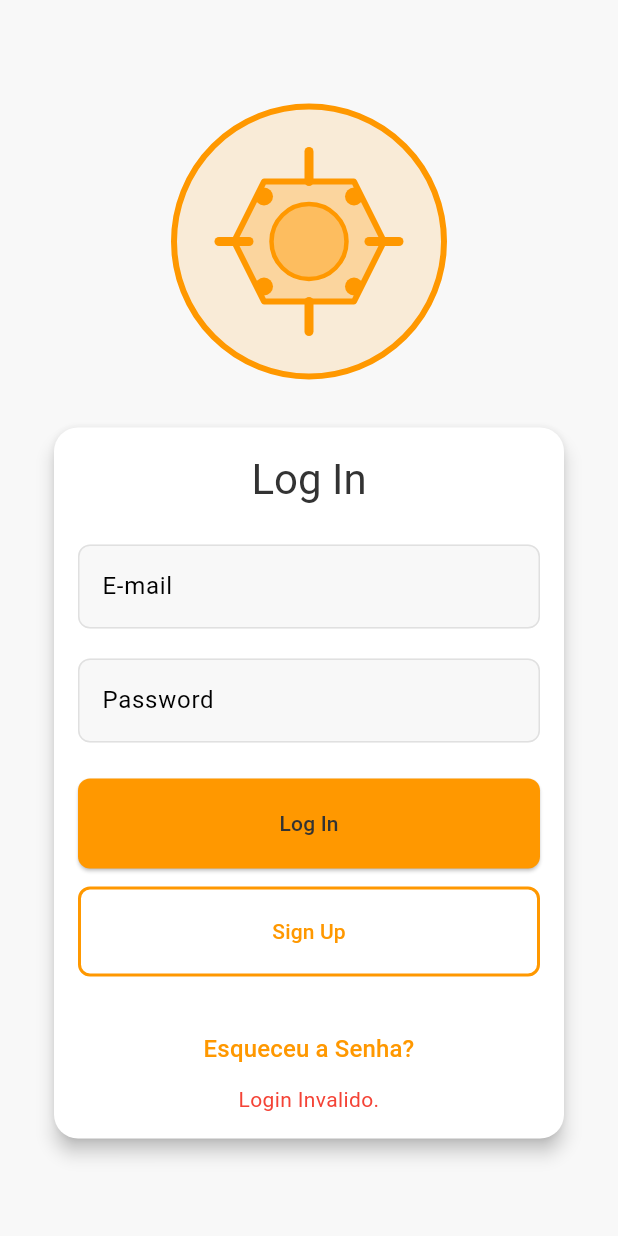
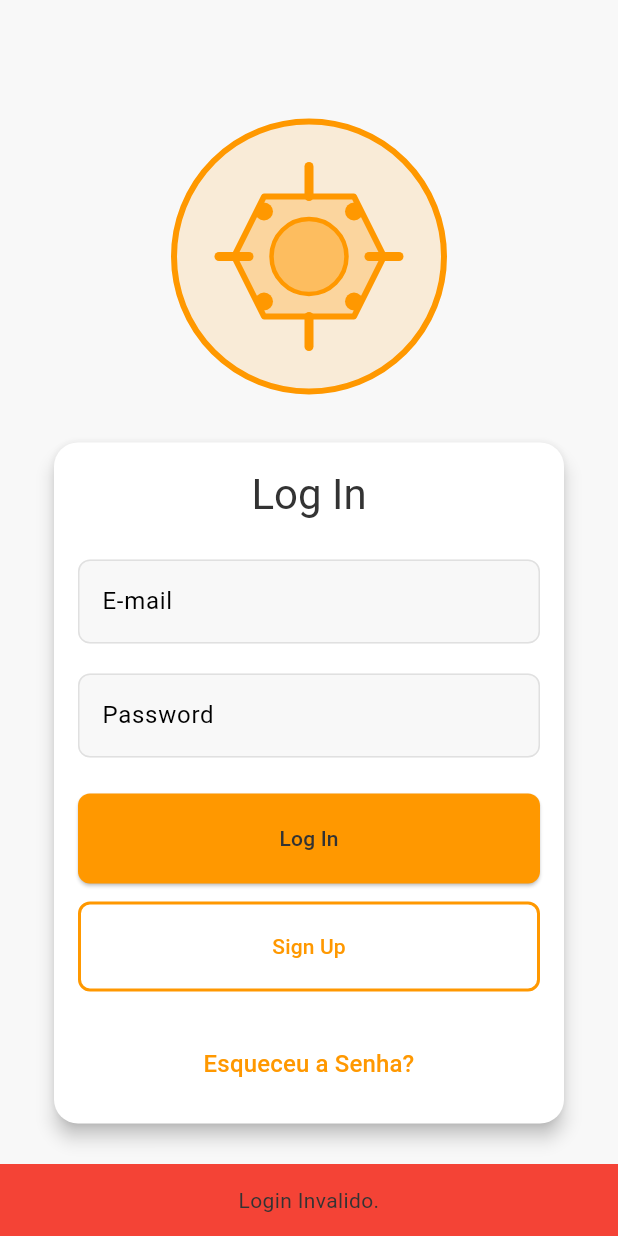
Before and after one commit to lucasbno/blindex, a Flutter app: the screen it shows after launch, after a tap on "Log In", on a phone screen of 412 x 824 dp. Run offline on Flutter 3.47's test engine with Material 3 defaults, Android fonts, the phone set to English and light mode, and no system bars; our stand-ins replace device_preview, flutter_svg, get_it; missing offline and left inert: bcrypt.

Commit message:
Updated Log In View

```diff
--- a/lib/view/login_view.dart
+++ b/lib/view/login_view.dart
@@ -19,7 +19,6 @@ class _LoginViewState extends State<LoginView> {
   final loginController = GetIt.I.get<LoginScreenController>();
 
   bool _loginSuccess = false;
-  bool _hasAttemptedLogin = false;
 
   @override
   void initState() {
@@ -43,12 +42,8 @@ class _LoginViewState extends State<LoginView> {
       _loginSuccess = success;
     });
 
-    setState(() {
-      _hasAttemptedLogin = true;
-    });
-
     if (_loginSuccess) {
-      Future.delayed(Duration(milliseconds: 500), () {
+      Future.delayed(Duration(milliseconds: 1000), () {
         if (!mounted) return;
 
         Navigator.pushReplacement(
@@ -64,7 +59,7 @@ class _LoginViewState extends State<LoginView> {
     return Scaffold(
       backgroundColor: Theme.of(context).scaffoldBackgroundColor, // Background color
       body: Center(
-        child: Column(
+        child: Builder(builder: (context) => Column(
           mainAxisAlignment: MainAxisAlignment.center,
           spacing: 20,
           children: [
@@ -77,14 +72,15 @@ class _LoginViewState extends State<LoginView> {
             ),
 
             //Login card
-            logInForm(context),
+            _buildLogIn(context),
           ],
         ),
       ),
+    )
     );
   }
 
-  Widget logInForm(BuildContext context) {
+  Widget _buildLogIn(BuildContext context) {
     return Padding(
       padding: const EdgeInsets.symmetric(horizontal: 32.0), // To avoid edges
       child: Card(
@@ -149,9 +145,21 @@ class _LoginViewState extends State<LoginView> {
 
               // [BM] Login Button
               SizedBox(
-                width: double.infinity, // Make the button stretch
+                width: double.infinity, // Make button stretch
                 child: ElevatedButton(
-                  onPressed: _onLoginPress,
+                  onPressed: () { _onLoginPress();
+                    ScaffoldMessenger.of(context).showSnackBar(
+                      SnackBar(
+                        backgroundColor: _loginSuccess ? Colors.blue : Colors.red,
+                        content: Center(child: Text(
+                            _loginSuccess ? 'Login com sucesso!' : 'Login Invalido.',
+                            textAlign: TextAlign.center,
+                            style: Theme.of(context).textTheme.bodyMedium,
+                          )
+                        )
+                      )
+                    );
+                  },
                   style: ElevatedButton.styleFrom(
                     padding: const EdgeInsets.symmetric(vertical: 20), // Taller button
                   ),
@@ -163,7 +171,7 @@ class _LoginViewState extends State<LoginView> {
 
               // Signup Button
               SizedBox(
-                width: double.infinity, // Make the button stretch
+                width: double.infinity, // Make button stretch
                 child: OutlinedButton(
                   onPressed: () {
                     //Handle Sign Up Logic
@@ -203,14 +211,6 @@ class _LoginViewState extends State<LoginView> {
                   child: Text('Esqueceu a Senha?', style: TextStyle(fontSize: 16), textAlign: TextAlign.center,),
                 )
               ),
-
-              Center(
-                child: Text(
-                  _hasAttemptedLogin ? (_loginSuccess ? 'Login com sucesso!' : 'Login Invalido.') : '',
-                  style: TextStyle(color: _loginSuccess ? Colors.green : Colors.red),
-                  textAlign: TextAlign.center,
-                ),
-              ),
             ],
           ),
         ),
```
